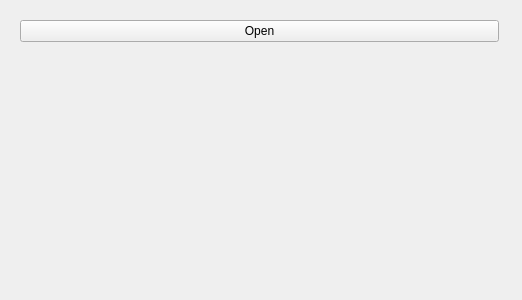
Before: the Qt Designer form MDB-project/mainwindow.ui in teodam/MDB, drawn with Qt 5.
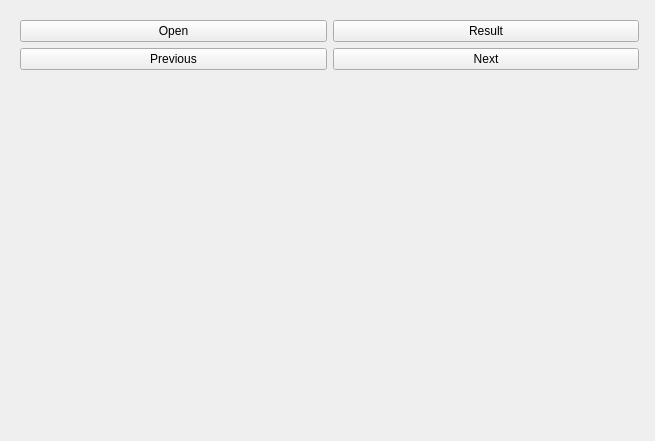
After: the same form once the commit is applied.

Patch:
```diff
--- a/MDB-project/mainwindow.ui
+++ b/MDB-project/mainwindow.ui
@@ -6,8 +6,8 @@
    <rect>
     <x>0</x>
     <y>0</y>
-    <width>522</width>
-    <height>300</height>
+    <width>655</width>
+    <height>441</height>
    </rect>
   </property>
   <property name="windowTitle">
@@ -19,31 +19,20 @@
      <rect>
       <x>9</x>
       <y>9</y>
-      <width>501</width>
-      <height>281</height>
+      <width>641</width>
+      <height>421</height>
      </rect>
     </property>
     <layout class="QVBoxLayout" name="verticalLayout">
+     <property name="sizeConstraint">
+      <enum>QLayout::SetDefaultConstraint</enum>
+     </property>
      <item>
-      <widget class="QPushButton" name="pushButtonOpen">
-       <property name="text">
-        <string>Open</string>
+      <layout class="QGridLayout" name="gridLayout_2">
+       <property name="sizeConstraint">
+        <enum>QLayout::SetDefaultConstraint</enum>
        </property>
-      </widget>
-     </item>
-     <item>
-      <layout class="QHBoxLayout" name="horizontalLayout">
-       <item>
-        <widget class="QLabel" name="labelLeft">
-         <property name="text">
-          <string/>
-         </property>
-         <property name="alignment">
-          <set>Qt::AlignCenter</set>
-         </property>
-        </widget>
-       </item>
-       <item>
+       <item row="3" column="1">
         <widget class="QLabel" name="labelRight">
          <property name="text">
           <string/>
@@ -53,6 +42,44 @@
          </property>
         </widget>
        </item>
+       <item row="3" column="0">
+        <widget class="QLabel" name="labelLeft">
+         <property name="text">
+          <string/>
+         </property>
+         <property name="alignment">
+          <set>Qt::AlignCenter</set>
+         </property>
+        </widget>
+       </item>
+       <item row="0" column="0">
+        <widget class="QPushButton" name="pushButtonOpen">
+         <property name="text">
+          <string>Open</string>
+         </property>
+        </widget>
+       </item>
+       <item row="0" column="1">
+        <widget class="QPushButton" name="pushButtonResult">
+         <property name="text">
+          <string>Result</string>
+         </property>
+        </widget>
+       </item>
+       <item row="1" column="0">
+        <widget class="QPushButton" name="pushButton">
+         <property name="text">
+          <string>Previous</string>
+         </property>
+        </widget>
+       </item>
+       <item row="1" column="1">
+        <widget class="QPushButton" name="pushButtonNext">
+         <property name="text">
+          <string>Next</string>
+         </property>
+        </widget>
+       </item>
       </layout>
      </item>
     </layout>
```
